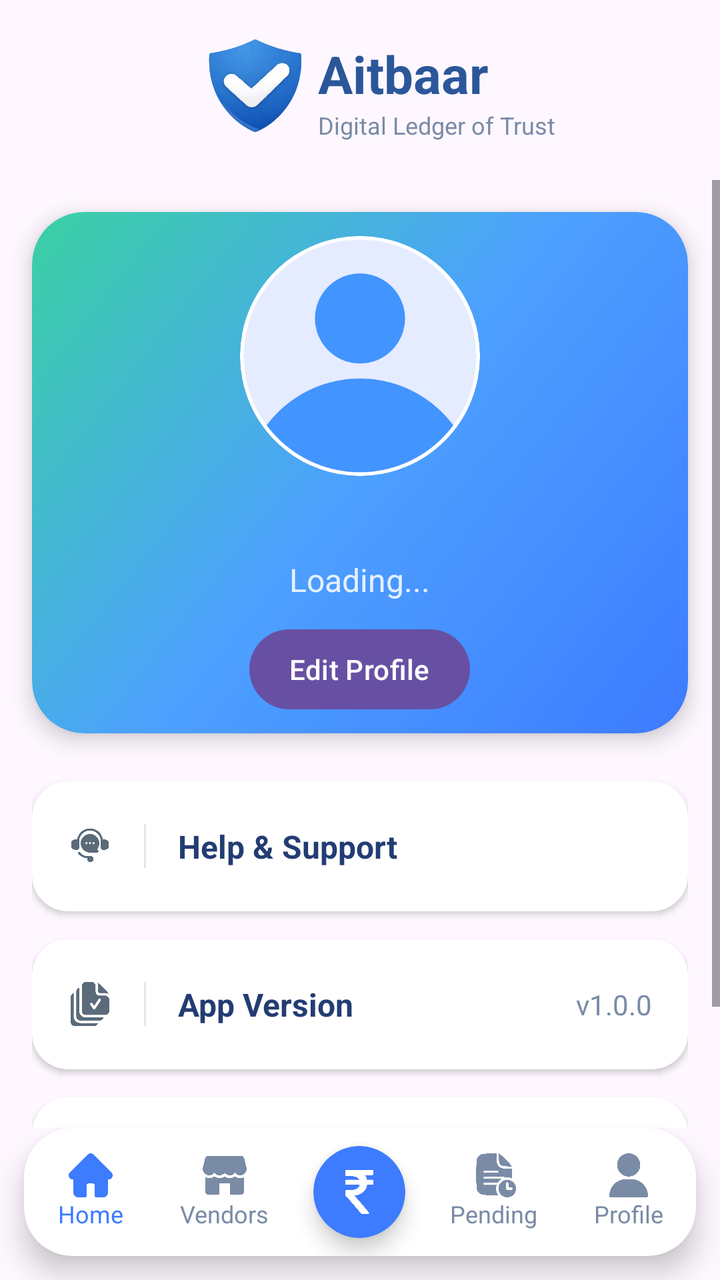
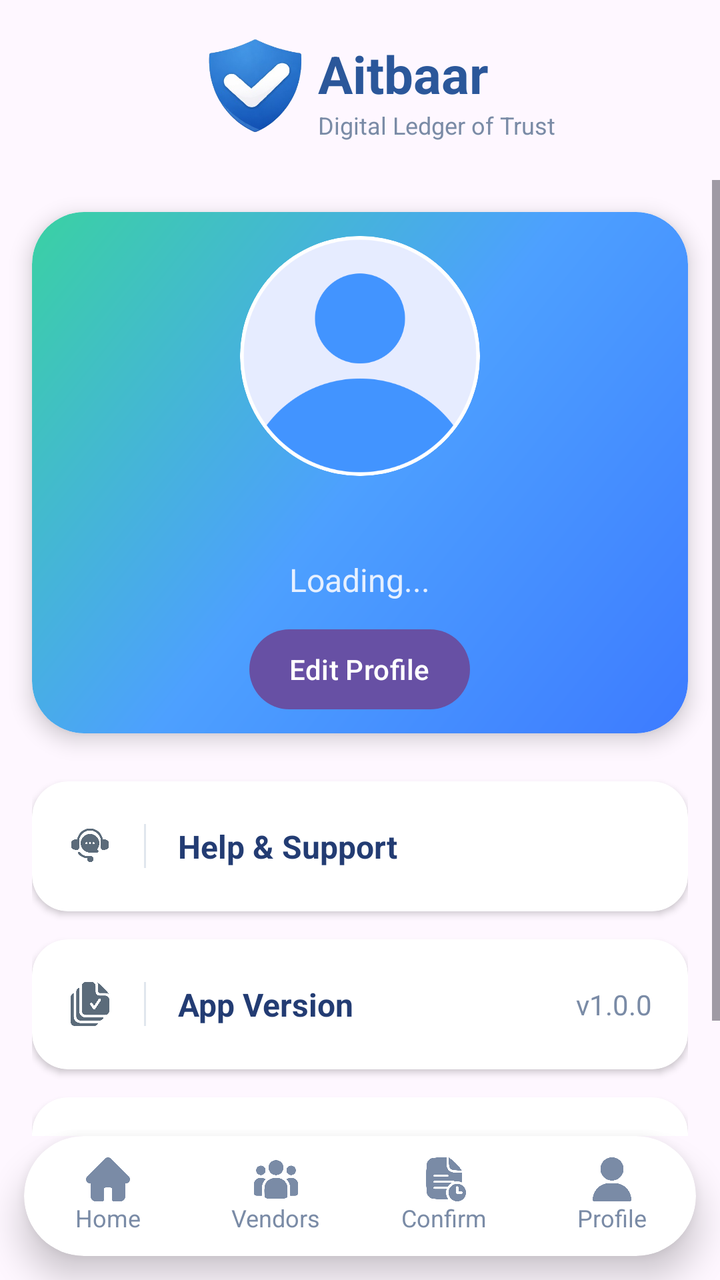

Two renders of the same Android screen: before a commit and after it. Below are the layout's source before the change and the commit's diff.
<!-- AndroidManifest.xml: application theme Theme.Aitbaar -->
<!-- res/layout/fragment_customer_profile.xml -->
<?xml version="1.0" encoding="utf-8"?>
<FrameLayout xmlns:android="http://schemas.android.com/apk/res/android"
    xmlns:tools="http://schemas.android.com/tools"
    android:layout_width="match_parent"
    android:layout_height="match_parent"
    xmlns:app="http://schemas.android.com/apk/res-auto"
    tools:context=".ui.customer.profile.CustomerProfileFragment">

    <androidx.constraintlayout.widget.ConstraintLayout
        android:layout_width="match_parent"
        android:layout_height="match_parent">

        

        <LinearLayout
            android:id="@+id/topHeader"
            android:layout_width="wrap_content"
            android:layout_height="wrap_content"
            android:gravity="center"
            android:orientation="horizontal"
            app:layout_constraintEnd_toEndOf="parent"
            app:layout_constraintStart_toStartOf="parent"
            app:layout_constraintTop_toTopOf="parent">

            <ImageView
                android:layout_width="90dp"
                android:layout_height="90dp"
                android:src="@drawable/shield_aitbaar" />

            <LinearLayout
                android:layout_width="wrap_content"
                android:layout_height="wrap_content"
                android:layout_marginStart="-14dp"
                android:orientation="vertical">

                <TextView
                    android:layout_width="wrap_content"
                    android:layout_height="wrap_content"
                    android:text="Aitbaar"
                    android:textColor="#2B579A"
                    android:textSize="26sp"
                    android:textStyle="bold" />

                <TextView
                    android:layout_width="wrap_content"
                    android:layout_height="wrap_content"
                    android:text="Digital Ledger of Trust"
                    android:textColor="#7A8BA6"
                    android:textSize="12sp" />
            </LinearLayout>
        </LinearLayout>

        

        <ScrollView
            android:id="@+id/scrollContent"
            android:layout_width="0dp"
            android:layout_height="0dp"
            android:fillViewport="true"
            android:overScrollMode="never"
            app:layout_constraintBottom_toTopOf="@id/customerBottomNav"
            app:layout_constraintEnd_toEndOf="parent"
            app:layout_constraintStart_toStartOf="parent"
            app:layout_constraintTop_toBottomOf="@id/topHeader">

            <LinearLayout
                android:layout_width="match_parent"
                android:layout_height="wrap_content"
                android:orientation="vertical">

                

                <androidx.cardview.widget.CardView
                    android:id="@+id/profileCard"
                    android:layout_width="match_parent"
                    android:layout_height="wrap_content"
                    android:layout_margin="16dp"
                    app:cardCornerRadius="26dp"
                    app:cardElevation="6dp">

                    <LinearLayout
                        android:layout_width="match_parent"
                        android:layout_height="wrap_content"
                        android:background="@drawable/bg_profile_gradient"
                        android:gravity="center"
                        android:orientation="vertical"
                        android:padding="12dp">

                        <FrameLayout
                            android:id="@+id/vendorProfilePhotoContainer"
                            android:layout_width="120dp"
                            android:layout_height="120dp">

                            <androidx.cardview.widget.CardView
                                android:layout_width="match_parent"
                                android:layout_height="match_parent"
                                app:cardBackgroundColor="#FFFFFF"
                                app:cardCornerRadius="60dp"
                                app:cardElevation="0dp">

                                <ImageView
                                    android:id="@+id/imgProfile"
                                    android:layout_width="match_parent"
                                    android:layout_height="match_parent"
                                    android:background="@drawable/circle_white"
                                    android:clipToOutline="true"
                                    android:contentDescription="Profile Image"
                                    android:scaleType="centerCrop"
                                    android:src="@drawable/user" />
                            </androidx.cardview.widget.CardView>
                        </FrameLayout>

                        <TextView
                            android:id="@+id/tvVendorName"
                            android:layout_width="wrap_content"
                            android:layout_height="wrap_content"
                            android:layout_marginTop="2dp"
                            android:layout_marginBottom="4dp"
                            android:text=""
                            android:textColor="#FFFFFF"
                            android:textSize="26sp"
                            android:textStyle="bold" />

                        <TextView
                            android:id="@+id/tvShopName"
                            android:layout_width="wrap_content"
                            android:layout_height="wrap_content"
                            android:layout_marginBottom="14dp"
                            android:text="Loading..."
                            android:textColor="#E6F0FF"
                            android:textSize="16sp" />

                        <Button
                            android:id="@+id/btnEditProfile"
                            android:layout_width="wrap_content"
                            android:layout_height="40dp"
                            android:background="@drawable/bg_edit_profile_button"
                            android:gravity="center"
                            android:paddingHorizontal="20dp"
                            android:text="Edit Profile"
                            android:textColor="#FFFFFF"
                            android:textSize="14sp" />
                    </LinearLayout>
                </androidx.cardview.widget.CardView>

                

                <LinearLayout
                    android:layout_width="match_parent"
                    android:layout_height="wrap_content"
                    android:layout_marginHorizontal="16dp"
                    android:orientation="vertical">

                    
                    

                    
                    <androidx.cardview.widget.CardView
                        android:id="@+id/helpSupportCard"
                        android:layout_width="match_parent"
                        android:layout_height="65dp"
                        android:layout_marginBottom="14dp"
                        app:cardBackgroundColor="@android:color/white"
                        app:cardCornerRadius="18dp"
                        android:layout_marginTop="8dp"
                        app:cardElevation="2dp">

                        <LinearLayout
                            android:layout_width="match_parent"
                            android:layout_height="match_parent"
                            android:gravity="center_vertical"
                            android:paddingHorizontal="18dp">

                            <ImageView
                                android:layout_width="22dp"
                                android:layout_height="22dp"
                                android:src="@drawable/help_desk"
                                app:tint="#5B6B7A" />

                            <View
                                android:layout_width="1dp"
                                android:layout_height="22dp"
                                android:layout_marginHorizontal="16dp"
                                android:background="#E0E6ED" />

                            <TextView
                                android:layout_width="match_parent"
                                android:layout_height="wrap_content"
                                android:text="Help &amp; Support"
                                android:textStyle="bold"
                                android:textColor="#233C73"
                                android:textSize="16sp" />
                        </LinearLayout>
                    </androidx.cardview.widget.CardView>

                    
                    <androidx.cardview.widget.CardView
                        android:layout_width="match_parent"
                        android:layout_height="65dp"
                        android:layout_marginBottom="14dp"
                        app:cardBackgroundColor="@android:color/white"
                        app:cardCornerRadius="18dp"
                        app:cardElevation="2dp">

                        <LinearLayout
                            android:layout_width="match_parent"
                            android:layout_height="match_parent"
                            android:gravity="center_vertical"
                            android:paddingHorizontal="18dp">

                            <ImageView
                                android:layout_width="22dp"
                                android:layout_height="22dp"
                                android:src="@drawable/version"
                                app:tint="#5B6B7A" />

                            <View
                                android:layout_width="1dp"
                                android:layout_height="22dp"
                                android:layout_marginHorizontal="16dp"
                                android:background="#E0E6ED" />

                            <TextView
                                android:layout_width="0dp"
                                android:layout_height="wrap_content"
                                android:layout_weight="1"
                                android:text="App Version"
                                android:textStyle="bold"
                                android:textColor="#233C73"
                                android:textSize="16sp" />

                            <TextView
                                android:layout_width="wrap_content"
                                android:layout_height="wrap_content"
                                android:text="v1.0.0"
                                android:textColor="#7A8BA6"
                                android:textSize="14sp" />
                        </LinearLayout>
                    </androidx.cardview.widget.CardView>


                    
                    <androidx.cardview.widget.CardView
                        android:id="@+id/logoutCard"
                        android:layout_width="match_parent"
                        android:layout_height="65dp"
                        android:layout_marginBottom="20dp"
                        app:cardBackgroundColor="@android:color/white"
                        app:cardCornerRadius="18dp"
                        app:cardElevation="2dp">

                        <LinearLayout
                            android:layout_width="match_parent"
                            android:layout_height="match_parent"
                            android:gravity="center_vertical"
                            android:paddingHorizontal="18dp">

                            <ImageView
                                android:layout_width="22dp"
                                android:layout_height="22dp"
                                android:src="@drawable/logout"
                                app:tint="#E74C3C" />

                            <View
                                android:layout_width="1dp"
                                android:layout_height="22dp"
                                android:layout_marginHorizontal="16dp"
                                android:background="#F3D6D6" />

                            <TextView
                                android:layout_width="match_parent"
                                android:layout_height="wrap_content"
                                android:text="Logout"
                                android:textColor="#FF0000"
                                android:textStyle="bold"
                                android:textSize="16sp" />
                        </LinearLayout>
                    </androidx.cardview.widget.CardView>

                </LinearLayout>
            </LinearLayout>
        </ScrollView>

        
        <androidx.cardview.widget.CardView
            android:id="@+id/customerBottomNav"
            android:layout_margin="12dp"
            android:layout_width="0dp"
            android:layout_height="64dp"
            app:cardBackgroundColor="#FFFFFF"
            app:cardCornerRadius="24dp"
            app:cardElevation="8dp"
            app:layout_constraintBottom_toBottomOf="parent"
            app:layout_constraintEnd_toEndOf="parent"
            app:layout_constraintStart_toStartOf="parent">

            <LinearLayout
                android:layout_width="match_parent"
                android:layout_height="match_parent"
                android:gravity="center"
                android:orientation="horizontal"
                android:weightSum="5">

                <LinearLayout
                    android:layout_width="0dp"
                    android:layout_height="match_parent"
                    android:layout_weight="1"
                    android:gravity="center"
                    android:orientation="vertical">

                    <ImageView
                        android:layout_width="22dp"
                        android:layout_height="22dp"
                        android:src="@drawable/home"
                        app:tint="#3D7BFF" />

                    <TextView
                        android:layout_width="wrap_content"
                        android:layout_height="wrap_content"
                        android:text="Home"
                        android:textColor="#3D7BFF"
                        android:textSize="12sp" />
                </LinearLayout>

                <LinearLayout
                    android:layout_width="0dp"
                    android:layout_height="match_parent"
                    android:layout_weight="1"
                    android:gravity="center"
                    android:orientation="vertical">

                    <ImageView
                        android:layout_width="22dp"
                        android:layout_height="22dp"
                        android:src="@drawable/shop"
                        app:tint="#7A8BA6" />

                    <TextView
                        android:layout_width="wrap_content"
                        android:layout_height="wrap_content"
                        android:text="Vendors"
                        android:textColor="#7A8BA6"
                        android:textSize="12sp" />
                </LinearLayout>

                <androidx.cardview.widget.CardView
                    android:layout_width="0dp"
                    android:layout_height="match_parent"
                    android:layout_weight="1"
                    app:cardBackgroundColor="@android:color/transparent"
                    app:cardElevation="0dp">

                    <FrameLayout
                        android:layout_width="match_parent"
                        android:layout_height="match_parent"
                        android:foregroundGravity="center">

                        <androidx.cardview.widget.CardView
                            android:layout_width="46dp"
                            android:layout_height="46dp"
                            android:layout_gravity="center"
                            app:cardBackgroundColor="#3D7BFF"
                            app:cardCornerRadius="28dp"
                            app:cardElevation="6dp">

                            <ImageView
                                android:layout_width="22dp"
                                android:layout_height="22dp"
                                android:layout_gravity="center"
                                android:src="@drawable/rupee_indian"
                                app:tint="#FFFFFF" />
                        </androidx.cardview.widget.CardView>
                    </FrameLayout>
                </androidx.cardview.widget.CardView>

                <LinearLayout
                    android:layout_width="0dp"
                    android:layout_height="match_parent"
                    android:layout_weight="1"
                    android:gravity="center"
                    android:orientation="vertical">

                    <ImageView
                        android:layout_width="22dp"
                        android:layout_height="22dp"
                        android:src="@drawable/pending"
                        app:tint="#7A8BA6" />

                    <TextView
                        android:layout_width="wrap_content"
                        android:layout_height="wrap_content"
                        android:text="Pending"
                        android:textColor="#7A8BA6"
                        android:textSize="12sp" />
                </LinearLayout>

                <LinearLayout
                    android:layout_width="0dp"
                    android:layout_height="match_parent"
                    android:layout_weight="1"
                    android:gravity="center"
                    android:orientation="vertical">

                    <ImageView
                        android:layout_width="22dp"
                        android:layout_height="22dp"
                        android:src="@drawable/profile_user"
                        app:tint="#7A8BA6" />

                    <TextView
                        android:layout_width="wrap_content"
                        android:layout_height="wrap_content"
                        android:text="Profile"
                        android:textColor="#7A8BA6"
                        android:textSize="12sp" />
                </LinearLayout>

            </LinearLayout>
        </androidx.cardview.widget.CardView>

    </androidx.constraintlayout.widget.ConstraintLayout>


</FrameLayout>
<!-- resources referenced by this layout -->
<resources>
  <!-- drawable bg_edit_profile_button (drawable) -->
  <shape xmlns:android="http://schemas.android.com/apk/res/android">
      <corners android:radius="20dp"/>
      <gradient
          android:startColor="#5A8BFF"
          android:endColor="#3D7BFF"
          android:angle="0"/>
  </shape>
  <!-- drawable bg_profile_gradient (drawable) -->
  <?xml version="1.0" encoding="utf-8"?>
  <shape xmlns:android="http://schemas.android.com/apk/res/android">
      <corners android:radius="26dp"/>
  
      <gradient
          android:startColor="#3D7BFF"
          android:centerColor="#4DA0FF"
          android:endColor="#3AD1A3"
          android:angle="135"/>
  </shape>
  <!-- drawable circle_white (drawable) -->
  <shape xmlns:android="http://schemas.android.com/apk/res/android"
      android:shape="oval">
  
      <solid android:color="#FFFFFF" />
  
  </shape>
  <!-- drawable help_desk: png bitmap (drawable, 12259 bytes) -->
  <!-- drawable home: png bitmap (drawable, 6624 bytes) -->
  <!-- drawable logout: png bitmap (drawable, 10584 bytes) -->
  <!-- drawable pending: png bitmap (drawable, 14109 bytes) -->
  <!-- drawable profile_user: png bitmap (drawable, 9600 bytes) -->
  <!-- drawable rupee_indian: png bitmap (drawable, 5165 bytes) -->
  <!-- drawable shield_aitbaar: png bitmap (drawable, 76209 bytes) -->
  <!-- drawable shop: png bitmap (drawable, 8061 bytes) -->
  <!-- drawable user: png bitmap (drawable, 19293 bytes) -->
  <!-- drawable version: png bitmap (drawable, 10563 bytes) -->
  <style name="Theme.Aitbaar" parent="Base.Theme.Aitbaar" />
  <style name="Base.Theme.Aitbaar" parent="Theme.Material3.Light.NoActionBar">
          
          
      </style>
</resources>

<!-- the commit's change to res/layout/fragment_customer_profile.xml (unified diff, before → after) -->
@@ -284,12 +284,12 @@
         
         <androidx.cardview.widget.CardView
             android:id="@+id/customerBottomNav"
+            android:layout_width="0dp"
+            android:layout_height="60dp"
             android:layout_margin="12dp"
-            android:layout_width="0dp"
-            android:layout_height="64dp"
             app:cardBackgroundColor="#FFFFFF"
-            app:cardCornerRadius="24dp"
-            app:cardElevation="8dp"
+            app:cardCornerRadius="30dp"
+            app:cardElevation="10dp"
             app:layout_constraintBottom_toBottomOf="parent"
             app:layout_constraintEnd_toEndOf="parent"
             app:layout_constraintStart_toStartOf="parent">
@@ -299,9 +299,11 @@
                 android:layout_height="match_parent"
                 android:gravity="center"
                 android:orientation="horizontal"
-                android:weightSum="5">
-
+                android:weightSum="4">
+
+                
                 <LinearLayout
+                    android:id="@+id/tabHome"
                     android:layout_width="0dp"
                     android:layout_height="match_parent"
                     android:layout_weight="1"
@@ -309,20 +311,23 @@
                     android:orientation="vertical">
 
                     <ImageView
+                        android:id="@+id/iconHome"
                         android:layout_width="22dp"
                         android:layout_height="22dp"
                         android:src="@drawable/home"
-                        app:tint="#3D7BFF" />
+                        app:tint="#7A8BA6" />
 
                     <TextView
                         android:layout_width="wrap_content"
                         android:layout_height="wrap_content"
                         android:text="Home"
-                        android:textColor="#3D7BFF"
+                        android:textColor="#7A8BA6"
                         android:textSize="12sp" />
                 </LinearLayout>
 
+                
                 <LinearLayout
+                    android:id="@+id/tabCustomers"
                     android:layout_width="0dp"
                     android:layout_height="match_parent"
                     android:layout_weight="1"
@@ -332,7 +337,7 @@
                     <ImageView
                         android:layout_width="22dp"
                         android:layout_height="22dp"
-                        android:src="@drawable/shop"
+                        android:src="@drawable/customer"
                         app:tint="#7A8BA6" />
 
                     <TextView
@@ -343,37 +348,9 @@
                         android:textSize="12sp" />
                 </LinearLayout>
 
-                <androidx.cardview.widget.CardView
-                    android:layout_width="0dp"
-                    android:layout_height="match_parent"
-                    android:layout_weight="1"
-                    app:cardBackgroundColor="@android:color/transparent"
-                    app:cardElevation="0dp">
-
-                    <FrameLayout
-                        android:layout_width="match_parent"
-                        android:layout_height="match_parent"
-                        android:foregroundGravity="center">
-
-                        <androidx.cardview.widget.CardView
-                            android:layout_width="46dp"
-                            android:layout_height="46dp"
-                            android:layout_gravity="center"
-                            app:cardBackgroundColor="#3D7BFF"
-                            app:cardCornerRadius="28dp"
-                            app:cardElevation="6dp">
-
-                            <ImageView
-                                android:layout_width="22dp"
-                                android:layout_height="22dp"
-                                android:layout_gravity="center"
-                                android:src="@drawable/rupee_indian"
-                                app:tint="#FFFFFF" />
-                        </androidx.cardview.widget.CardView>
-                    </FrameLayout>
-                </androidx.cardview.widget.CardView>
-
+                
                 <LinearLayout
+                    android:id="@+id/tabConfirm"
                     android:layout_width="0dp"
                     android:layout_height="match_parent"
                     android:layout_weight="1"
@@ -389,12 +366,14 @@
                     <TextView
                         android:layout_width="wrap_content"
                         android:layout_height="wrap_content"
-                        android:text="Pending"
+                        android:text="Confirm"
                         android:textColor="#7A8BA6"
                         android:textSize="12sp" />
                 </LinearLayout>
 
+                
                 <LinearLayout
+                    android:id="@+id/tabProfile"
                     android:layout_width="0dp"
                     android:layout_height="match_parent"
                     android:layout_weight="1"
<!-- resource entries referenced after the edit -->
@@ -26,14 +26,13 @@
       <solid android:color="#FFFFFF" />
   
   </shape>
+  <!-- drawable customer: png bitmap (drawable, 12714 bytes) -->
   <!-- drawable help_desk: png bitmap (drawable, 12259 bytes) -->
   <!-- drawable home: png bitmap (drawable, 6624 bytes) -->
   <!-- drawable logout: png bitmap (drawable, 10584 bytes) -->
   <!-- drawable pending: png bitmap (drawable, 14109 bytes) -->
   <!-- drawable profile_user: png bitmap (drawable, 9600 bytes) -->
-  <!-- drawable rupee_indian: png bitmap (drawable, 5165 bytes) -->
   <!-- drawable shield_aitbaar: png bitmap (drawable, 76209 bytes) -->
-  <!-- drawable shop: png bitmap (drawable, 8061 bytes) -->
   <!-- drawable user: png bitmap (drawable, 19293 bytes) -->
   <!-- drawable version: png bitmap (drawable, 10563 bytes) -->
   <style name="Theme.Aitbaar" parent="Base.Theme.Aitbaar" />
